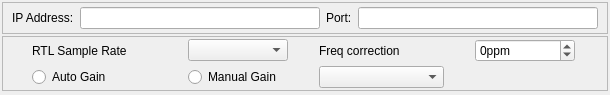
Old version of the form plugins/RTL2832SDRDevice/rtl2832sdrdevice.ui in the repository oldscienceguy/PebbleSDR.
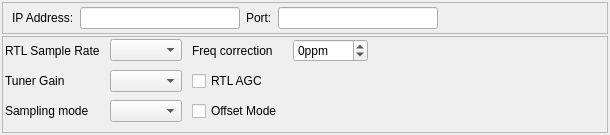
New version of the form.

Commit message: Changes to support rtl2832 direct mode.  Additional UI options.  Cleanup

Diff of the .ui file:
```diff
--- a/plugins/RTL2832SDRDevice/rtl2832sdrdevice.ui
+++ b/plugins/RTL2832SDRDevice/rtl2832sdrdevice.ui
@@ -7,7 +7,7 @@
     <x>0</x>
     <y>0</y>
     <width>610</width>
-    <height>95</height>
+    <height>116</height>
    </rect>
   </property>
   <property name="windowTitle">
@@ -64,6 +64,19 @@
       <item>
        <widget class="QLineEdit" name="port"/>
       </item>
+      <item>
+       <spacer name="horizontalSpacer_2">
+        <property name="orientation">
+         <enum>Qt::Horizontal</enum>
+        </property>
+        <property name="sizeHint" stdset="0">
+         <size>
+          <width>40</width>
+          <height>20</height>
+         </size>
+        </property>
+       </spacer>
+      </item>
      </layout>
     </widget>
    </item>
@@ -75,7 +88,7 @@
      <property name="frameShadow">
       <enum>QFrame::Raised</enum>
      </property>
-     <layout class="QGridLayout" name="gridLayout">
+     <layout class="QGridLayout" name="gridLayout" columnstretch="0,0,0,0,0,0">
       <property name="leftMargin">
        <number>2</number>
       </property>
@@ -86,12 +99,15 @@
        <number>2</number>
       </property>
       <property name="bottomMargin">
-       <number>2</number>
+       <number>10</number>
       </property>
-      <property name="spacing">
-       <number>4</number>
+      <property name="horizontalSpacing">
+       <number>10</number>
       </property>
-      <item row="0" column="0">
+      <property name="verticalSpacing">
+       <number>8</number>
+      </property>
+      <item row="0" column="1">
        <widget class="QLabel" name="label_3">
         <property name="maximumSize">
          <size>
@@ -104,17 +120,17 @@
         </property>
        </widget>
       </item>
-      <item row="0" column="1">
-       <widget class="QComboBox" name="sampleRateSelector">
-        <property name="maximumSize">
-         <size>
-          <width>100</width>
-          <height>16777215</height>
-         </size>
-        </property>
-       </widget>
-      </item>
       <item row="0" column="2">
+       <widget class="QComboBox" name="sampleRateSelector">
+        <property name="maximumSize">
+         <size>
+          <width>100</width>
+          <height>16777215</height>
+         </size>
+        </property>
+       </widget>
+      </item>
+      <item row="0" column="3">
        <widget class="QLabel" name="label_4">
         <property name="maximumSize">
          <size>
@@ -127,7 +143,7 @@
         </property>
        </widget>
       </item>
-      <item row="0" column="3">
+      <item row="0" column="4">
        <widget class="QSpinBox" name="frequencyCorrectionEdit">
         <property name="maximumSize">
          <size>
@@ -146,22 +162,52 @@
         </property>
        </widget>
       </item>
-      <item row="1" column="0">
-       <widget class="QRadioButton" name="autoGainButton">
+      <item row="2" column="1">
+       <widget class="QLabel" name="label_5">
         <property name="text">
-         <string>Auto Gain</string>
+         <string>Sampling mode</string>
         </property>
        </widget>
       </item>
       <item row="1" column="1">
-       <widget class="QRadioButton" name="manualGainButton">
+       <widget class="QLabel" name="label_6">
         <property name="text">
-         <string>Manual Gain</string>
+         <string>Tuner Gain</string>
         </property>
        </widget>
       </item>
+      <item row="2" column="2">
+       <widget class="QComboBox" name="samplingModeSelector"/>
+      </item>
       <item row="1" column="2">
-       <widget class="QComboBox" name="manualGainSelector"/>
+       <widget class="QComboBox" name="tunerGainSelector"/>
+      </item>
+      <item row="0" column="5">
+       <spacer name="horizontalSpacer">
+        <property name="orientation">
+         <enum>Qt::Horizontal</enum>
+        </property>
+        <property name="sizeHint" stdset="0">
+         <size>
+          <width>40</width>
+          <height>20</height>
+         </size>
+        </property>
+       </spacer>
+      </item>
+      <item row="1" column="3">
+       <widget class="QCheckBox" name="agcModeBox">
+        <property name="text">
+         <string>RTL AGC</string>
+        </property>
+       </widget>
+      </item>
+      <item row="2" column="3">
+       <widget class="QCheckBox" name="offsetModeBox">
+        <property name="text">
+         <string>Offset Mode</string>
+        </property>
+       </widget>
       </item>
      </layout>
     </widget>
@@ -174,7 +220,7 @@
      <property name="sizeHint" stdset="0">
       <size>
        <width>20</width>
-       <height>40</height>
+       <height>0</height>
       </size>
      </property>
     </spacer>
```
The commit also changes 4 other files.
